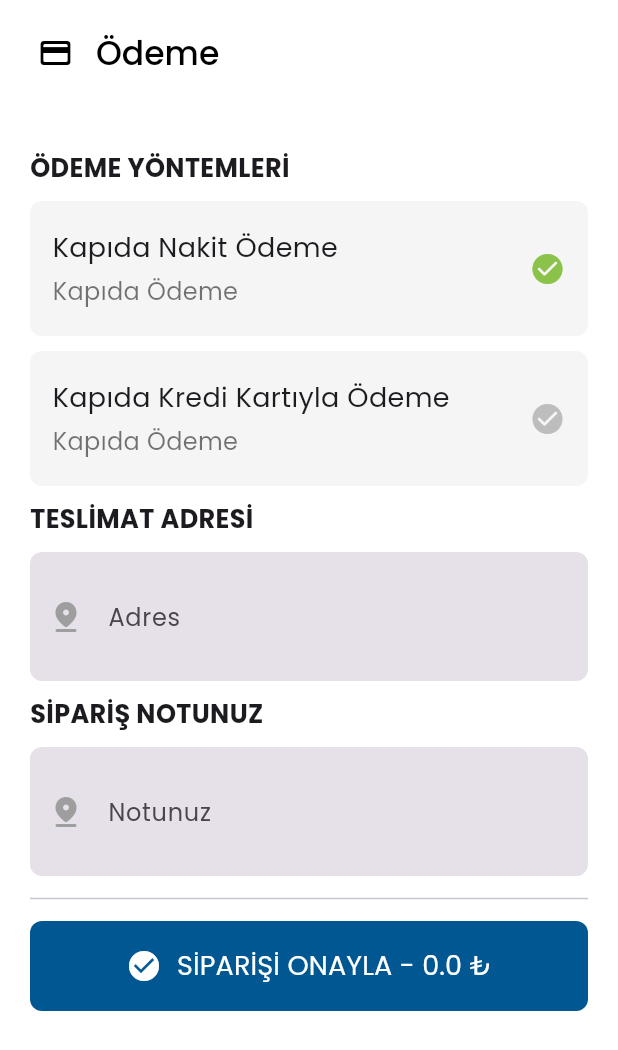
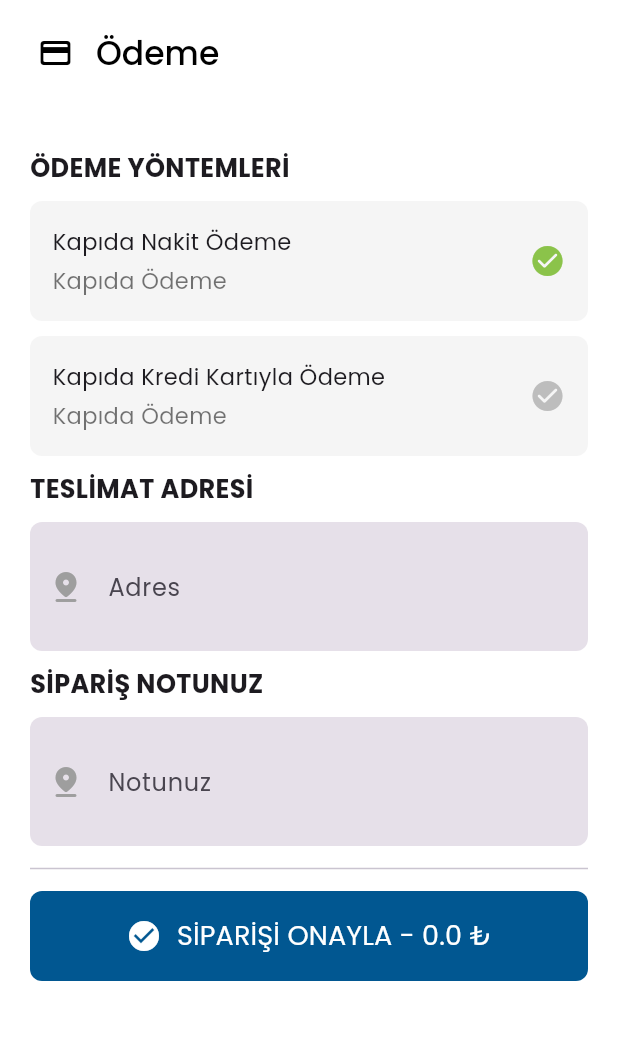
Before and after one commit to mehmetkalayci/eticaret-mobil, a Flutter app: the PaymentPage screen opened directly, on a phone screen of 412 x 824 dp. Shown: the top 1050 px of the screen. Run offline on Flutter 3.47's test engine with Material 2 defaults, Android fonts, the phone set to English and light mode, and no system bars; our stand-ins replace badges, cached_network_image, carousel_slider, connectivity_plus, firebase_core, firebase_messaging and 8 more; missing offline and left inert: advstory, jwt_decode; accounts and stored records are empty; network calls fail.

Commit message:
ios fixing

```diff
--- a/lib/screens/main.dart
+++ b/lib/screens/main.dart
@@ -70,8 +70,8 @@ class _MainPageState extends State<MainPage> {
   void initState() {
     super.initState();
     WidgetsBinding.instance.addPostFrameCallback((timeStamp) {
-      Provider.of<AuthProvider>(context, listen: false).InitAuth();
-      Provider.of<CartProvider>(context, listen: false).loadItems();
+      Provider.of<AuthProvider>(context, listen: true).InitAuth();
+      Provider.of<CartProvider>(context, listen: true).loadItems();
     });
   }
 
--- a/lib/screens/payment.dart
+++ b/lib/screens/payment.dart
@@ -126,9 +126,9 @@ class _PaymentPageState extends State<PaymentPage> {
                     value: 1,
                     groupValue: _valueOfPayment,
                     title: Text('Kapıda Nakit Ödeme',
-                        style: TextStyle(fontSize: 18)),
+                        style: TextStyle(fontSize: 15)),
                     subTitle: Text('Kapıda Ödeme',
-                        style: TextStyle(color: Colors.black54, fontSize: 16)),
+                        style: TextStyle(color: Colors.black54, fontSize: 15)),
                     onChanged: (value) =>
                         setState(() => _valueOfPayment = value!),
                   ),
@@ -137,9 +137,9 @@ class _PaymentPageState extends State<PaymentPage> {
                     value: 2,
                     groupValue: _valueOfPayment,
                     title: Text('Kapıda Kredi Kartıyla Ödeme',
-                        style: TextStyle(fontSize: 18)),
+                        style: TextStyle(fontSize: 15, )),
                     subTitle: Text('Kapıda Ödeme',
-                        style: TextStyle(color: Colors.black54, fontSize: 16)),
+                        style: TextStyle(color: Colors.black54, fontSize: 15)),
                     onChanged: (value) =>
                         setState(() => _valueOfPayment = value!),
                   ),
@@ -274,10 +274,14 @@ class _PaymentPageState extends State<PaymentPage> {
                       children: [
                         Icon(Icons.check_circle),
                         SizedBox(width: 10),
-                        Text(
-                          "SİPARİŞİ ONAYLA - ${cart.totalAmount.toString()} ₺",
-                          style: TextStyle(
-                              fontSize: 18, fontWeight: FontWeight.w400),
+                        Flexible(
+                          child: Text(
+                            "SİPARİŞİ ONAYLA - ${cart.totalAmount.toString()} ₺",
+                            textAlign: TextAlign.center,
+                            style: const TextStyle(
+                                fontSize: 18, fontWeight: FontWeight.w400,
+                            ),
+                          ),
                         ),
                       ],
                     ),
--- a/lib/screens/product_details.dart
+++ b/lib/screens/product_details.dart
@@ -176,7 +176,7 @@ class _ProductDetailPageState extends State<ProductDetailPage> {
                                 autoPlay: true,
                                 enlargeCenterPage: true,
                                 viewportFraction: 1.0,
-                                height: 300,
+                                height: 400,
                                 pageSnapping: true,
                                 onPageChanged: (index, reason) {
                                   setState(() {
--- a/lib/screens/product_list.dart
+++ b/lib/screens/product_list.dart
@@ -327,7 +327,7 @@ class _ProductListPageState extends State<ProductListPage>
                                                 0
                                                 ? Image.asset(
                                               "assets/images/noimage.jpg",
-                                              height: 200,
+                                              height: 180,
                                               width: 200,
                                             )
                                                 : Image.network(
--- a/lib/widgets/custom_radiobutton.dart
+++ b/lib/widgets/custom_radiobutton.dart
@@ -7,7 +7,7 @@ class CustomRadioListTile<T> extends StatelessWidget {
   final Widget? subTitle;
   final ValueChanged<T?> onChanged;
 
-  const CustomRadioListTile({
+  CustomRadioListTile({
     required this.value,
     required this.groupValue,
     required this.onChanged,
@@ -24,7 +24,7 @@ class CustomRadioListTile<T> extends StatelessWidget {
       onTap: () => onChanged(value),
       borderRadius: BorderRadius.circular(8.0),
       child: Ink(
-        height: 90,
+        height: 80,
         decoration: BoxDecoration(
             color: Colors.grey.shade100,
           borderRadius: BorderRadius.circular(8.0)
@@ -40,7 +40,7 @@ class CustomRadioListTile<T> extends StatelessWidget {
                 crossAxisAlignment: CrossAxisAlignment.start,
                 children: [
                   title,
-                  SizedBox(height: 5),
+                  const SizedBox(height: 5),
                   if(subTitle != null) subTitle!,
                 ],
               ),
```
Also changed, not shown: lib/widgets/my_drawer_menu.dart (+7 -1 lines), 17 other files.
